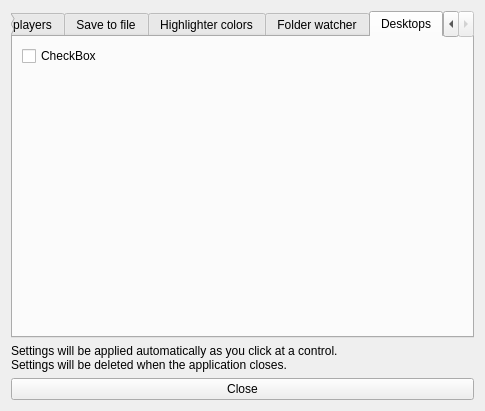
Above: ui/dsettings.ui from zodinyac/dupload before the change. Below: the same form after it.
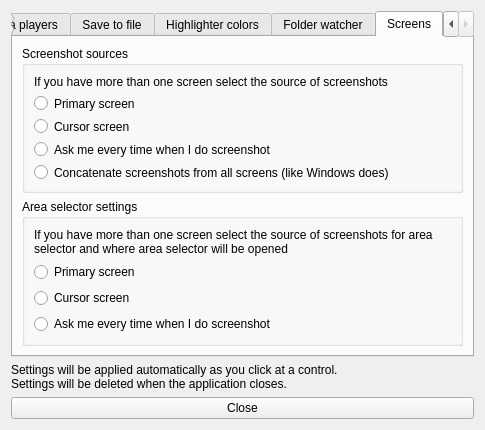
That is the form after the change. The open tabs and pages were chosen to show the change.

Commit message: Added possibility to select source for screenshots and screen for area selector. You can select the source in settings dialog. (More info at https://deltaz.org/941).

The edit to the form file:
```diff
--- a/ui/dsettings.ui
+++ b/ui/dsettings.ui
@@ -13,22 +13,8 @@
   <property name="windowTitle">
    <string>Settings</string>
   </property>
-  <layout class="QGridLayout" name="gridLayout_2">
-   <item row="2" column="0">
-    <widget class="QLabel" name="settingsLabel">
-     <property name="text">
-      <string>Settings will be applied automatically as you click at a control.&lt;br /&gt;Settings will be deleted when the application closes.</string>
-     </property>
-    </widget>
-   </item>
-   <item row="3" column="0">
-    <widget class="QPushButton" name="closeButton">
-     <property name="text">
-      <string>Close</string>
-     </property>
-    </widget>
-   </item>
-   <item row="1" column="0">
+  <layout class="QVBoxLayout" name="verticalLayout_3">
+   <item>
     <widget class="QTabWidget" name="tabWidget">
      <property name="currentIndex">
       <number>0</number>
@@ -319,17 +305,94 @@
      </widget>
      <widget class="QWidget" name="desktopTab">
       <attribute name="title">
-       <string>Desktops</string>
+       <string>Screens</string>
       </attribute>
-      <layout class="QGridLayout" name="gridLayout_7">
-       <item row="0" column="0">
-        <widget class="QCheckBox" name="checkBox_3">
-         <property name="text">
-          <string>CheckBox</string>
+      <layout class="QVBoxLayout" name="verticalLayout_4">
+       <item>
+        <widget class="QGroupBox" name="groupBox">
+         <property name="title">
+          <string>Screenshot sources</string>
          </property>
+         <layout class="QVBoxLayout" name="verticalLayout">
+          <item>
+           <widget class="QLabel" name="label_7">
+            <property name="text">
+             <string>If you have more than one screen select the source of screenshots</string>
+            </property>
+           </widget>
+          </item>
+          <item>
+           <widget class="QRadioButton" name="screen_src_primary">
+            <property name="text">
+             <string>Primary screen</string>
+            </property>
+           </widget>
+          </item>
+          <item>
+           <widget class="QRadioButton" name="screen_src_cursor">
+            <property name="text">
+             <string>Cursor screen</string>
+            </property>
+           </widget>
+          </item>
+          <item>
+           <widget class="QRadioButton" name="screen_src_ask">
+            <property name="text">
+             <string>Ask me every time when I do screenshot</string>
+            </property>
+           </widget>
+          </item>
+          <item>
+           <widget class="QRadioButton" name="screen_src_concat">
+            <property name="text">
+             <string>Concatenate screenshots from all screens (like Windows does)</string>
+            </property>
+           </widget>
+          </item>
+         </layout>
         </widget>
        </item>
-       <item row="1" column="0">
+       <item>
+        <widget class="QGroupBox" name="groupBox_2">
+         <property name="title">
+          <string>Area selector settings</string>
+         </property>
+         <layout class="QVBoxLayout" name="verticalLayout_2">
+          <item>
+           <widget class="QLabel" name="label_8">
+            <property name="text">
+             <string>&lt;html&gt;&lt;head/&gt;&lt;body&gt;&lt;p&gt;If you have more than one screen select the source of screenshots for area selector and where area selector will be opened&lt;/p&gt;&lt;/body&gt;&lt;/html&gt;</string>
+            </property>
+            <property name="wordWrap">
+             <bool>true</bool>
+            </property>
+           </widget>
+          </item>
+          <item>
+           <widget class="QRadioButton" name="screen_as_primary">
+            <property name="text">
+             <string>Primary screen</string>
+            </property>
+           </widget>
+          </item>
+          <item>
+           <widget class="QRadioButton" name="screen_as_cursor">
+            <property name="text">
+             <string>Cursor screen</string>
+            </property>
+           </widget>
+          </item>
+          <item>
+           <widget class="QRadioButton" name="screen_as_ask">
+            <property name="text">
+             <string>Ask me every time when I do screenshot</string>
+            </property>
+           </widget>
+          </item>
+         </layout>
+        </widget>
+       </item>
+       <item>
         <spacer name="verticalSpacer_3">
          <property name="orientation">
           <enum>Qt::Vertical</enum>
@@ -346,6 +409,20 @@
      </widget>
     </widget>
    </item>
+   <item>
+    <widget class="QLabel" name="settingsLabel">
+     <property name="text">
+      <string>Settings will be applied automatically as you click at a control.&lt;br /&gt;Settings will be deleted when the application closes.</string>
+     </property>
+    </widget>
+   </item>
+   <item>
+    <widget class="QPushButton" name="closeButton">
+     <property name="text">
+      <string>Close</string>
+     </property>
+    </widget>
+   </item>
   </layout>
  </widget>
  <resources/>
```
Left out of the diff: 2 changed lines with no effect on the pictures. The commit also changes 8 other files.
